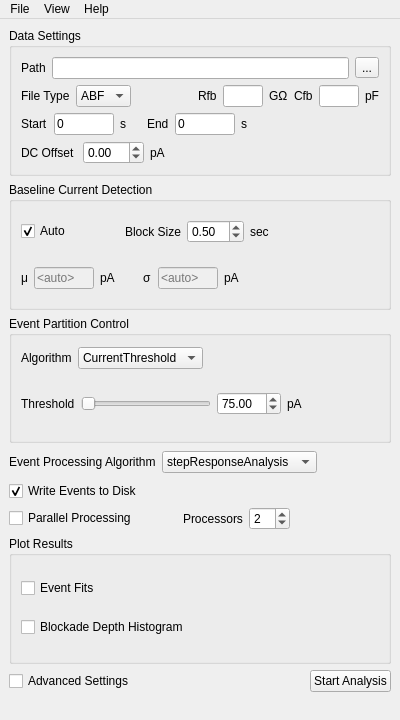
Old version of the form mosaicgui/ui/SettingsWindow.ui in the repository usnistgov/mosaic.
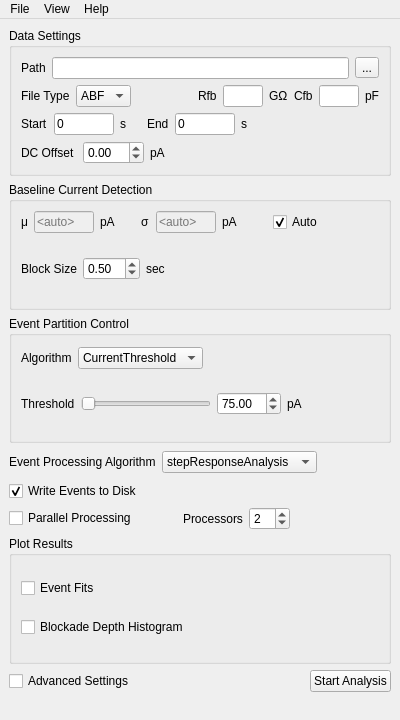
New version of the form.

Commit message: Reorganized open channel widgets in main settings window.

The edit to the form file:
```diff
--- a/mosaicgui/ui/SettingsWindow.ui
+++ b/mosaicgui/ui/SettingsWindow.ui
@@ -360,11 +360,97 @@
       <property name="title">
        <string>Baseline Current Detection</string>
       </property>
-      <layout class="QHBoxLayout" name="horizontalLayout_18">
+      <layout class="QHBoxLayout" name="horizontalLayout_7">
        <item>
         <layout class="QVBoxLayout" name="verticalLayout">
          <item>
           <layout class="QHBoxLayout" name="horizontalLayout_14">
+           <item>
+            <widget class="QLabel" name="label_9">
+             <property name="text">
+              <string>μ</string>
+             </property>
+            </widget>
+           </item>
+           <item>
+            <widget class="QLineEdit" name="baselineMeanLineEdit">
+             <property name="enabled">
+              <bool>false</bool>
+             </property>
+             <property name="maximumSize">
+              <size>
+               <width>60</width>
+               <height>16777215</height>
+              </size>
+             </property>
+             <property name="placeholderText">
+              <string>&lt;auto&gt;</string>
+             </property>
+            </widget>
+           </item>
+           <item>
+            <widget class="QLabel" name="label_6">
+             <property name="text">
+              <string>pA</string>
+             </property>
+            </widget>
+           </item>
+           <item>
+            <spacer name="horizontalSpacer_14">
+             <property name="orientation">
+              <enum>Qt::Horizontal</enum>
+             </property>
+             <property name="sizeHint" stdset="0">
+              <size>
+               <width>20</width>
+               <height>10</height>
+              </size>
+             </property>
+            </spacer>
+           </item>
+           <item>
+            <widget class="QLabel" name="label_10">
+             <property name="text">
+              <string>σ</string>
+             </property>
+            </widget>
+           </item>
+           <item>
+            <widget class="QLineEdit" name="baselineSDLineEdit">
+             <property name="enabled">
+              <bool>false</bool>
+             </property>
+             <property name="maximumSize">
+              <size>
+               <width>60</width>
+               <height>16777215</height>
+              </size>
+             </property>
+             <property name="placeholderText">
+              <string>&lt;auto&gt;</string>
+             </property>
+            </widget>
+           </item>
+           <item>
+            <widget class="QLabel" name="label_12">
+             <property name="text">
+              <string>pA</string>
+             </property>
+            </widget>
+           </item>
+           <item>
+            <spacer name="horizontalSpacer_13">
+             <property name="orientation">
+              <enum>Qt::Horizontal</enum>
+             </property>
+             <property name="sizeHint" stdset="0">
+              <size>
+               <width>30</width>
+               <height>20</height>
+              </size>
+             </property>
+            </spacer>
+           </item>
            <item>
             <widget class="QCheckBox" name="baselineAutoCheckBox">
              <property name="text">
@@ -375,19 +461,10 @@
              </property>
             </widget>
            </item>
-           <item>
-            <spacer name="horizontalSpacer_10">
-             <property name="orientation">
-              <enum>Qt::Horizontal</enum>
-             </property>
-             <property name="sizeHint" stdset="0">
-              <size>
-               <width>48</width>
-               <height>20</height>
-              </size>
-             </property>
-            </spacer>
-           </item>
+          </layout>
+         </item>
+         <item>
+          <layout class="QHBoxLayout" name="horizontalLayout_3">
            <item>
             <widget class="QLabel" name="label_13">
              <property name="text">
@@ -396,7 +473,7 @@
             </widget>
            </item>
            <item>
-            <layout class="QHBoxLayout" name="horizontalLayout_12">
+            <layout class="QHBoxLayout" name="horizontalLayout_2">
              <item>
               <widget class="QDoubleSpinBox" name="baselineBlockSizeDoubleSpinBox">
                <property name="buttonSymbols">
@@ -431,92 +508,15 @@
              </item>
             </layout>
            </item>
-          </layout>
-         </item>
-         <item>
-          <layout class="QHBoxLayout" name="horizontalLayout_7">
            <item>
-            <widget class="QLabel" name="label_9">
-             <property name="text">
-              <string>μ</string>
-             </property>
-            </widget>
-           </item>
-           <item>
-            <widget class="QLineEdit" name="baselineMeanLineEdit">
-             <property name="enabled">
-              <bool>false</bool>
-             </property>
-             <property name="maximumSize">
-              <size>
-               <width>60</width>
-               <height>16777215</height>
-              </size>
-             </property>
-             <property name="placeholderText">
-              <string>&lt;auto&gt;</string>
-             </property>
-            </widget>
-           </item>
-           <item>
-            <widget class="QLabel" name="label_6">
-             <property name="text">
-              <string>pA</string>
-             </property>
-            </widget>
-           </item>
-           <item>
-            <spacer name="horizontalSpacer_14">
+            <spacer name="horizontalSpacer_10">
              <property name="orientation">
               <enum>Qt::Horizontal</enum>
              </property>
              <property name="sizeHint" stdset="0">
               <size>
-               <width>20</width>
-               <height>10</height>
-              </size>
-             </property>
-            </spacer>
-           </item>
-           <item>
-            <widget class="QLabel" name="label_10">
-             <property name="text">
-              <string>σ</string>
-             </property>
-            </widget>
-           </item>
-           <item>
-            <widget class="QLineEdit" name="baselineSDLineEdit">
-             <property name="enabled">
-              <bool>false</bool>
-             </property>
-             <property name="maximumSize">
-              <size>
-               <width>60</width>
-               <height>16777215</height>
-              </size>
-             </property>
-             <property name="placeholderText">
-              <string>&lt;auto&gt;</string>
-             </property>
-            </widget>
-           </item>
-           <item>
-            <widget class="QLabel" name="label_12">
-             <property name="text">
-              <string>pA</string>
-             </property>
-            </widget>
-           </item>
-           <item>
-            <spacer name="horizontalSpacer_13">
-             <property name="orientation">
-              <enum>Qt::Horizontal</enum>
-             </property>
-             <property name="sizeHint" stdset="0">
-              <size>
-               <width>30</width>
-               <height>20</height>
+               <width>58</width>
+               <height>23</height>
               </size>
              </property>
             </spacer>
```
Left out of the diff: 3 changed lines with no effect on the pictures. The commit also changes 2 other files.
